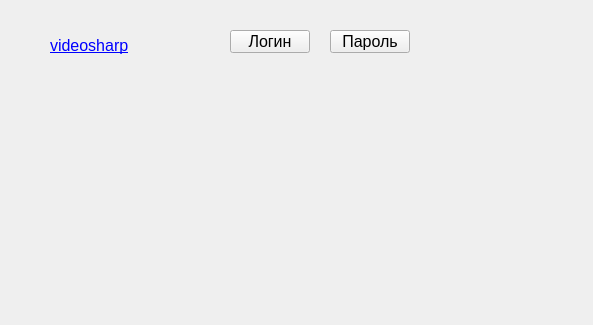
Qt form passwordmanager.ui (lefrostxgcc/PasswordManager) before a commit.
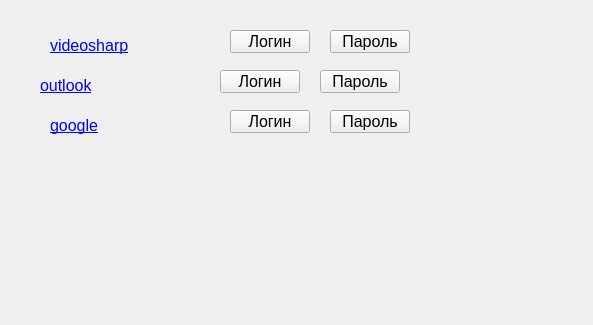
The same form after that commit. Icons and pictures are not drawn.

Commit message: Addded outlook and google labels, buttons

```diff
--- a/passwordmanager.ui
+++ b/passwordmanager.ui
@@ -79,6 +79,128 @@
      <string>Логин</string>
     </property>
    </widget>
+   <widget class="QPushButton" name="pushButtonPasswordOutlook">
+    <property name="geometry">
+     <rect>
+      <x>320</x>
+      <y>70</y>
+      <width>80</width>
+      <height>23</height>
+     </rect>
+    </property>
+    <property name="font">
+     <font>
+      <pointsize>12</pointsize>
+     </font>
+    </property>
+    <property name="text">
+     <string>Пароль</string>
+    </property>
+   </widget>
+   <widget class="QPushButton" name="pushButtonLoginOutlook">
+    <property name="geometry">
+     <rect>
+      <x>220</x>
+      <y>70</y>
+      <width>80</width>
+      <height>23</height>
+     </rect>
+    </property>
+    <property name="font">
+     <font>
+      <pointsize>12</pointsize>
+     </font>
+    </property>
+    <property name="text">
+     <string>Логин</string>
+    </property>
+   </widget>
+   <widget class="QLabel" name="labelOutlook">
+    <property name="geometry">
+     <rect>
+      <x>40</x>
+      <y>70</y>
+      <width>171</width>
+      <height>31</height>
+     </rect>
+    </property>
+    <property name="font">
+     <font>
+      <pointsize>12</pointsize>
+      <underline>false</underline>
+     </font>
+    </property>
+    <property name="autoFillBackground">
+     <bool>false</bool>
+    </property>
+    <property name="text">
+     <string>&lt;a href=&quot;https://www.outlook.com&quot;&gt;outlook&lt;/a&gt;</string>
+    </property>
+    <property name="openExternalLinks">
+     <bool>true</bool>
+    </property>
+   </widget>
+   <widget class="QPushButton" name="pushButtonPasswordGmail">
+    <property name="geometry">
+     <rect>
+      <x>330</x>
+      <y>110</y>
+      <width>80</width>
+      <height>23</height>
+     </rect>
+    </property>
+    <property name="font">
+     <font>
+      <pointsize>12</pointsize>
+     </font>
+    </property>
+    <property name="text">
+     <string>Пароль</string>
+    </property>
+   </widget>
+   <widget class="QPushButton" name="pushButtonLoginGmail">
+    <property name="geometry">
+     <rect>
+      <x>230</x>
+      <y>110</y>
+      <width>80</width>
+      <height>23</height>
+     </rect>
+    </property>
+    <property name="font">
+     <font>
+      <pointsize>12</pointsize>
+     </font>
+    </property>
+    <property name="text">
+     <string>Логин</string>
+    </property>
+   </widget>
+   <widget class="QLabel" name="labelGmail">
+    <property name="geometry">
+     <rect>
+      <x>50</x>
+      <y>110</y>
+      <width>171</width>
+      <height>31</height>
+     </rect>
+    </property>
+    <property name="font">
+     <font>
+      <pointsize>12</pointsize>
+      <underline>false</underline>
+     </font>
+    </property>
+    <property name="autoFillBackground">
+     <bool>false</bool>
+    </property>
+    <property name="text">
+     <string>&lt;a href=&quot;https://www.google.com&quot;&gt;google&lt;/a&gt;</string>
+    </property>
+    <property name="openExternalLinks">
+     <bool>true</bool>
+    </property>
+   </widget>
   </widget>
  </widget>
  <layoutdefault spacing="6" margin="11"/>
```
